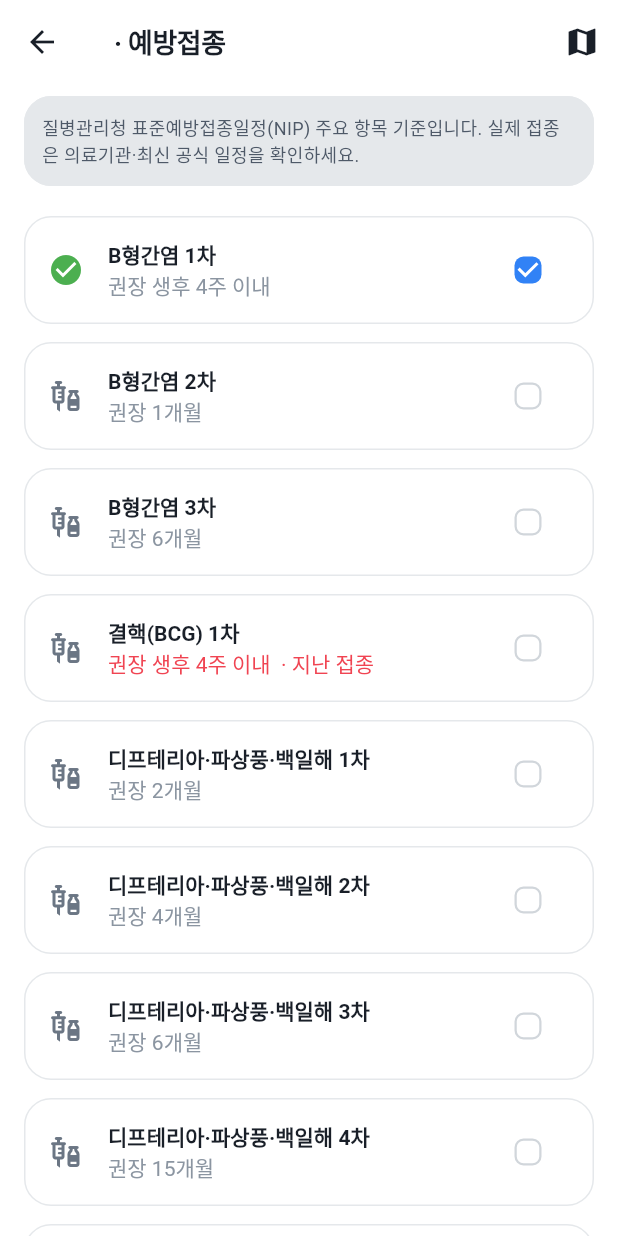
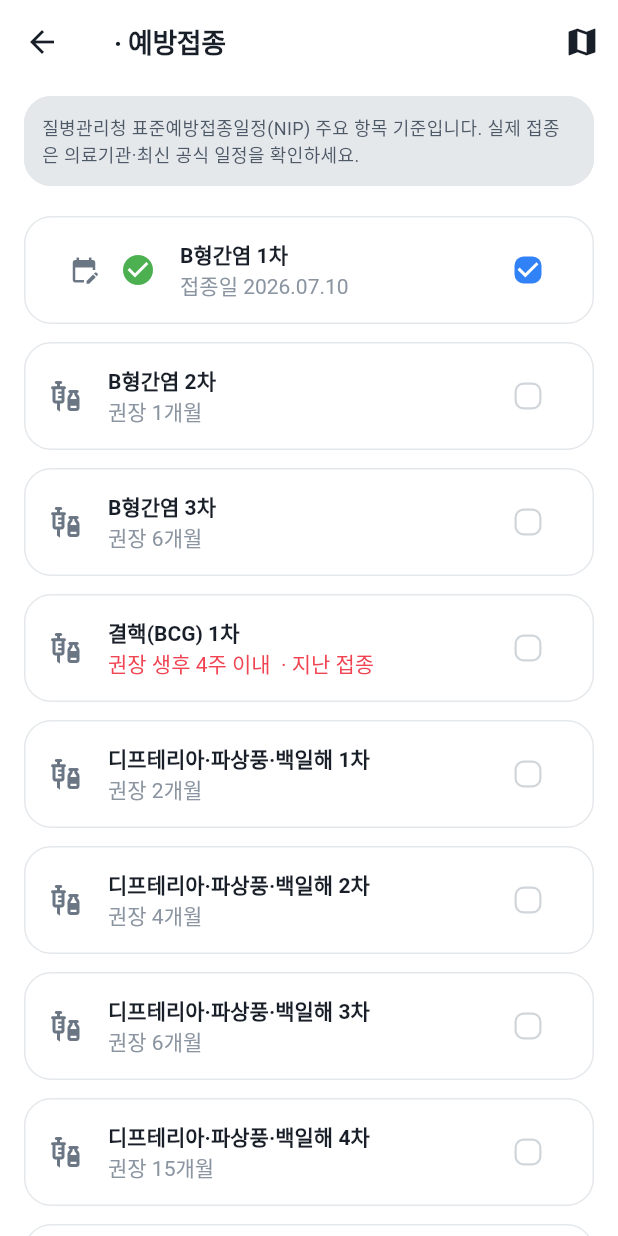
Before and after one commit to ParkHyunsu1110/hanppyeom, a Flutter app: the VaccinationScreen screen opened directly with empty values, after a tap on an icon or button, on a phone screen of 412 x 824 dp. Run offline on Flutter 3.47's test engine with Material 3 defaults, Android fonts, the phone set to English and light mode, and no system bars; our stand-ins replace cloud_firestore, firebase_auth, firebase_core, firebase_storage, fl_chart, flutter_map and 4 more; missing offline and left inert: encrypt; accounts and stored records are empty; Roboto replaces fonts that are missing (Pretendard).

Commit message:
feat: 예방접종 완료일 표시·수정
체크 시 완료일이 자동 기록되고 화면에 노출되도록 하고, 이미 완료한
차수도 날짜를 나중에 수정할 수 있게 했다(이전 차수를 뒤늦게
완료 처리하는 경우 대응).

Co-Authored-By: Claude Sonnet 5 <noreply@anthropic.com>

```diff
--- a/lib/screens/vaccination_screen.dart
+++ b/lib/screens/vaccination_screen.dart
@@ -52,7 +52,7 @@ class VaccinationScreen extends StatelessWidget {
           : StreamBuilder<List<Vaccination>>(
               stream: scope.vaccinationRepository.watchCompletions(_groupId),
               builder: (context, snapshot) {
-                final done = {for (final v in snapshot.data ?? []) v.key};
+                final done = {for (final v in snapshot.data ?? []) v.key: v};
                 return ListView(
                   padding: const EdgeInsets.fromLTRB(16, 8, 16, 24),
                   children: [
@@ -62,9 +62,11 @@ class VaccinationScreen extends StatelessWidget {
                       (item) => _DoseTile(
                         item: item,
                         dueDate: _dueDate(item.ageMonths),
-                        isDone: done.contains(item.key),
+                        record: done[item.key],
                         canEdit: _canEdit,
                         onChanged: (v) => _toggle(context, item, v),
+                        onEditDate: () =>
+                            _editDate(context, item, done[item.key]),
                       ),
                     ),
                   ],
@@ -101,6 +103,35 @@ class VaccinationScreen extends StatelessWidget {
       messenger.showSnackBar(const SnackBar(content: Text('변경에 실패했어요.')));
     }
   }
+
+  /// 이미 완료된 차수의 접종일을 수정한다(동일 문서 ID라 덮어쓰기).
+  Future<void> _editDate(
+    BuildContext context,
+    VaccineScheduleItem item,
+    Vaccination? record,
+  ) async {
+    if (record == null) return;
+    final scope = AppScope.of(context);
+    final messenger = ScaffoldMessenger.of(context);
+    final picked = await showDatePicker(
+      context: context,
+      initialDate: record.completedDate,
+      firstDate: child.birthDate,
+      lastDate: DateTime.now(),
+    );
+    if (picked == null) return;
+    try {
+      await scope.vaccinationRepository.markDone(
+        groupId: _groupId,
+        vaccineCode: item.code,
+        doseNumber: item.doseNumber,
+        completedDate: picked,
+        recordedBy: myMembership.userId,
+      );
+    } catch (_) {
+      messenger.showSnackBar(const SnackBar(content: Text('변경에 실패했어요.')));
+    }
+  }
 }
 
 class _DisclaimerBanner extends StatelessWidget {
@@ -126,38 +157,57 @@ class _DoseTile extends StatelessWidget {
   const _DoseTile({
     required this.item,
     required this.dueDate,
-    required this.isDone,
+    required this.record,
     required this.canEdit,
     required this.onChanged,
+    required this.onEditDate,
   });
 
   final VaccineScheduleItem item;
   final DateTime dueDate;
-  final bool isDone;
+  final Vaccination? record;
   final bool canEdit;
   final ValueChanged<bool> onChanged;
+  final VoidCallback onEditDate;
 
   @override
   Widget build(BuildContext context) {
+    final isDone = record != null;
     final overdue = !isDone && dueDate.isBefore(DateTime.now());
     final ageLabel = item.ageMonths == 0 ? '생후 4주 이내' : '${item.ageMonths}개월';
+    final subtitleText = isDone
+        ? '접종일 ${_fmtDate(record!.completedDate)}'
+        : '권장 $ageLabel${overdue ? "  · 지난 접종" : ""}';
     return Card(
       child: CheckboxListTile(
         value: isDone,
         onChanged: canEdit ? (v) => onChanged(v ?? false) : null,
         title: Text('${item.name} ${item.doseNumber}차'),
         subtitle: Text(
-          '권장 $ageLabel'
-          '${overdue ? "  · 지난 접종" : ""}',
+          subtitleText,
           style: TextStyle(
             color: overdue ? Theme.of(context).colorScheme.error : null,
           ),
         ),
-        secondary: Icon(
-          isDone ? Icons.check_circle : Icons.vaccines,
-          color: isDone ? Colors.green : null,
+        secondary: Row(
+          mainAxisSize: MainAxisSize.min,
+          children: [
+            if (isDone && canEdit)
+              IconButton(
+                tooltip: '접종일 수정',
+                icon: const Icon(Icons.edit_calendar, size: 20),
+                onPressed: onEditDate,
+              ),
+            Icon(
+              isDone ? Icons.check_circle : Icons.vaccines,
+              color: isDone ? Colors.green : null,
+            ),
+          ],
         ),
       ),
     );
   }
 }
+
+String _fmtDate(DateTime d) =>
+    '${d.year}.${d.month.toString().padLeft(2, '0')}.${d.day.toString().padLeft(2, '0')}';
```
